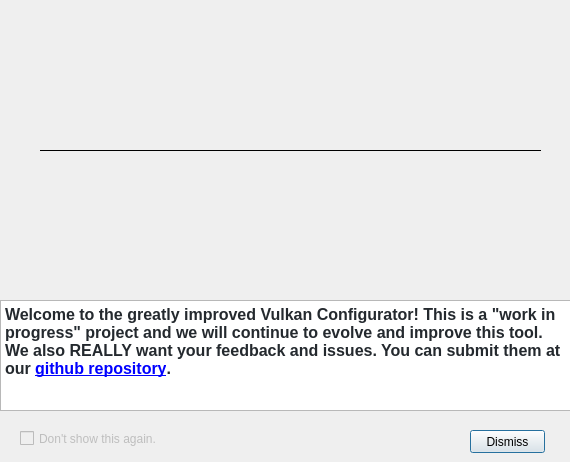
Before: the Qt Designer form vkconfig/dlgbetamessage.ui in LunarG/VulkanTools, drawn with Qt 5.
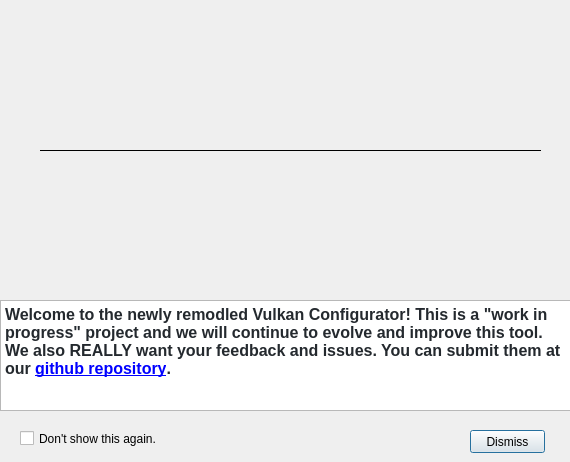
After: the same form once the commit is applied. Icons and pictures are not drawn.

```diff
--- a/vkconfig/dlgbetamessage.ui
+++ b/vkconfig/dlgbetamessage.ui
@@ -27,13 +27,13 @@
 &lt;html&gt;&lt;head&gt;&lt;meta name=&quot;qrichtext&quot; content=&quot;1&quot; /&gt;&lt;style type=&quot;text/css&quot;&gt;
 p, li { white-space: pre-wrap; }
 &lt;/style&gt;&lt;/head&gt;&lt;body style=&quot; font-family:'MS Shell Dlg 2'; font-size:8.25pt; font-weight:400; font-style:normal;&quot;&gt;
-&lt;p style=&quot; margin-top:0px; margin-bottom:0px; margin-left:0px; margin-right:0px; -qt-block-indent:0; text-indent:0px;&quot;&gt;&lt;span style=&quot; font-family:'-apple-system','BlinkMacSystemFont','Segoe UI','Helvetica','Arial','sans-serif','Apple Color Emoji','Segoe UI Emoji'; font-size:12pt; font-weight:600; color:#24292e; background-color:#ffffff;&quot;&gt;Welcome to the greatly improved Vulkan Configurator! This is a &amp;quot;work in progress&amp;quot; project and we will continue to evolve and improve this tool. We also REALLY want your feedback and issues. You can submit them at our &lt;/span&gt;&lt;a href=&quot;http://github.com/LunarG/VulkanTools&quot;&gt;&lt;span style=&quot; font-size:12pt; font-weight:600; text-decoration: underline; color:#0000ff;&quot;&gt;github repository&lt;/span&gt;&lt;/a&gt;&lt;span style=&quot; font-family:'-apple-system','BlinkMacSystemFont','Segoe UI','Helvetica','Arial','sans-serif','Apple Color Emoji','Segoe UI Emoji'; font-size:12pt; font-weight:600; color:#24292e; background-color:#ffffff;&quot;&gt;.&lt;/span&gt;&lt;/p&gt;
+&lt;p style=&quot; margin-top:0px; margin-bottom:0px; margin-left:0px; margin-right:0px; -qt-block-indent:0; text-indent:0px;&quot;&gt;&lt;span style=&quot; font-family:'-apple-system','BlinkMacSystemFont','Segoe UI','Helvetica','Arial','sans-serif','Apple Color Emoji','Segoe UI Emoji'; font-size:12pt; font-weight:600; color:#24292e; background-color:#ffffff;&quot;&gt;Welcome to the newly remodled Vulkan Configurator! This is a &amp;quot;work in progress&amp;quot; project and we will continue to evolve and improve this tool. We also REALLY want your feedback and issues. You can submit them at our &lt;/span&gt;&lt;a href=&quot;http://github.com/LunarG/VulkanTools&quot;&gt;&lt;span style=&quot; font-size:12pt; font-weight:600; text-decoration: underline; color:#0000ff;&quot;&gt;github repository&lt;/span&gt;&lt;/a&gt;&lt;span style=&quot; font-family:'-apple-system','BlinkMacSystemFont','Segoe UI','Helvetica','Arial','sans-serif','Apple Color Emoji','Segoe UI Emoji'; font-size:12pt; font-weight:600; color:#24292e; background-color:#ffffff;&quot;&gt;.&lt;/span&gt;&lt;/p&gt;
 &lt;p style=&quot;-qt-paragraph-type:empty; margin-top:0px; margin-bottom:0px; margin-left:0px; margin-right:0px; -qt-block-indent:0; text-indent:0px; font-family:'-apple-system','BlinkMacSystemFont','Segoe UI','Helvetica','Arial','sans-serif','Apple Color Emoji','Segoe UI Emoji'; font-size:12pt; font-weight:600; color:#24292e;&quot;&gt;&lt;br /&gt;&lt;/p&gt;&lt;/body&gt;&lt;/html&gt;</string>
    </property>
   </widget>
   <widget class="QCheckBox" name="checkBoxStopIt">
    <property name="enabled">
-    <bool>false</bool>
+    <bool>true</bool>
    </property>
    <property name="geometry">
     <rect>
```
